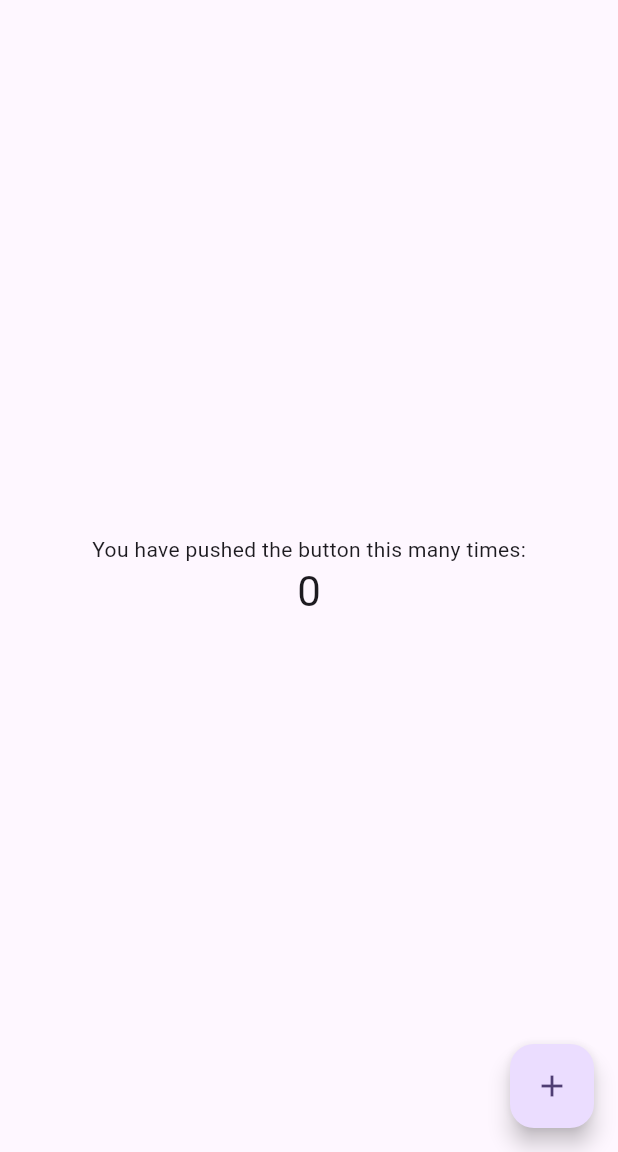
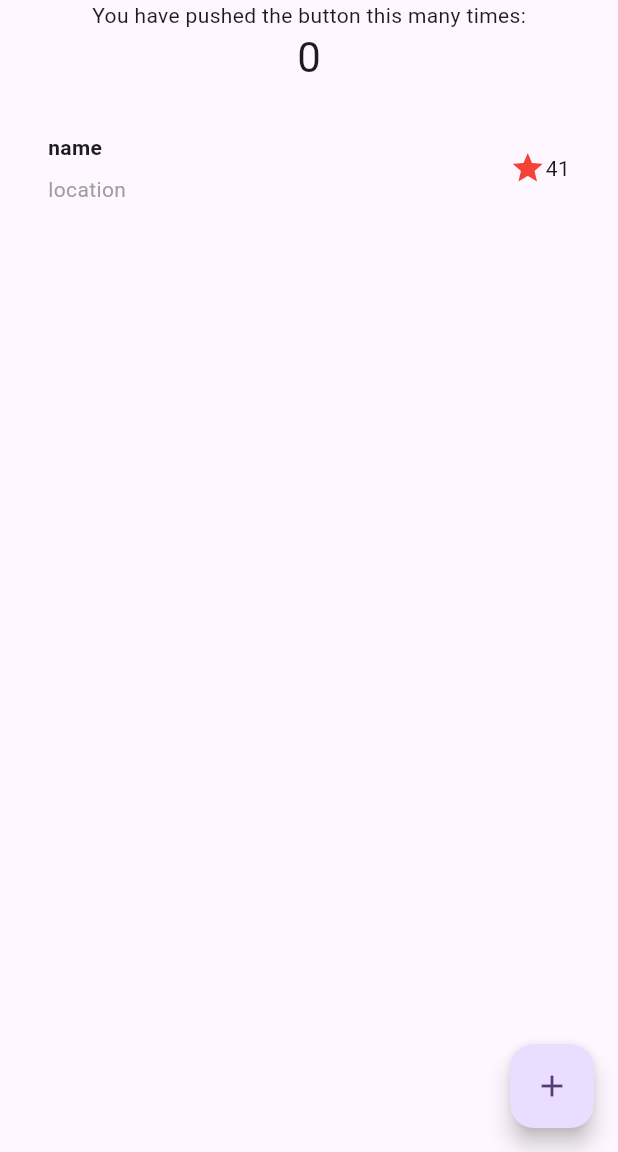
Before and after one commit to lotus0602/flutter_example, a Flutter app: the screen it shows after launch, on a phone screen of 412 x 824 dp, the part 84-1236 px from its top. Run offline on Flutter 3.47's test engine with Material 3 defaults, Android fonts, the phone set to English and light mode, and no system bars.

Commit message:
TitleSection 추가

```diff
--- /dev/null
+++ b/lib/TitleSection.dart
@@ -0,0 +1,43 @@
+import 'package:flutter/material.dart';
+
+class TitleSection extends StatelessWidget {
+  const TitleSection({super.key, required this.name, required this.location});
+
+  final String name;
+  final String location;
+
+  @override
+  Widget build(BuildContext context) {
+    return Padding(
+      padding: const EdgeInsets.all(32),
+      child: Row(
+        children: [
+          Expanded(
+              child: Column(
+            crossAxisAlignment: CrossAxisAlignment.start,
+            children: [
+              Padding(
+                padding: const EdgeInsets.only(bottom: 8),
+                child: Text(
+                  name,
+                  style: const TextStyle(
+                    fontWeight: FontWeight.bold,
+                  ),
+                ),
+              ),
+              Text(
+                location,
+                style: TextStyle(color: Colors.grey[500]),
+              )
+            ],
+          )),
+          Icon(
+            Icons.star,
+            color: Colors.red[500],
+          ),
+          const Text('41')
+        ],
+      ),
+    );
+  }
+}
--- a/lib/main.dart
+++ b/lib/main.dart
@@ -1,4 +1,5 @@
 import 'package:flutter/material.dart';
+import 'package:flutter_example/TitleSection.dart';
 
 void main() {
   runApp(const MyApp());
@@ -86,7 +87,7 @@ class _MyHomePageState extends State<MyHomePage> {
         // the App.build method, and use it to set our appbar title.
         title: Text(widget.title),
       ),
-      body: Center(
+      body: SingleChildScrollView(
         // Center is a layout widget. It takes a single child and positions it
         // in the middle of the parent.
         child: Column(
@@ -112,6 +113,7 @@ class _MyHomePageState extends State<MyHomePage> {
               '$_counter',
               style: Theme.of(context).textTheme.headlineMedium,
             ),
+            const TitleSection(name: "name", location: "location")
           ],
         ),
       ),
```
